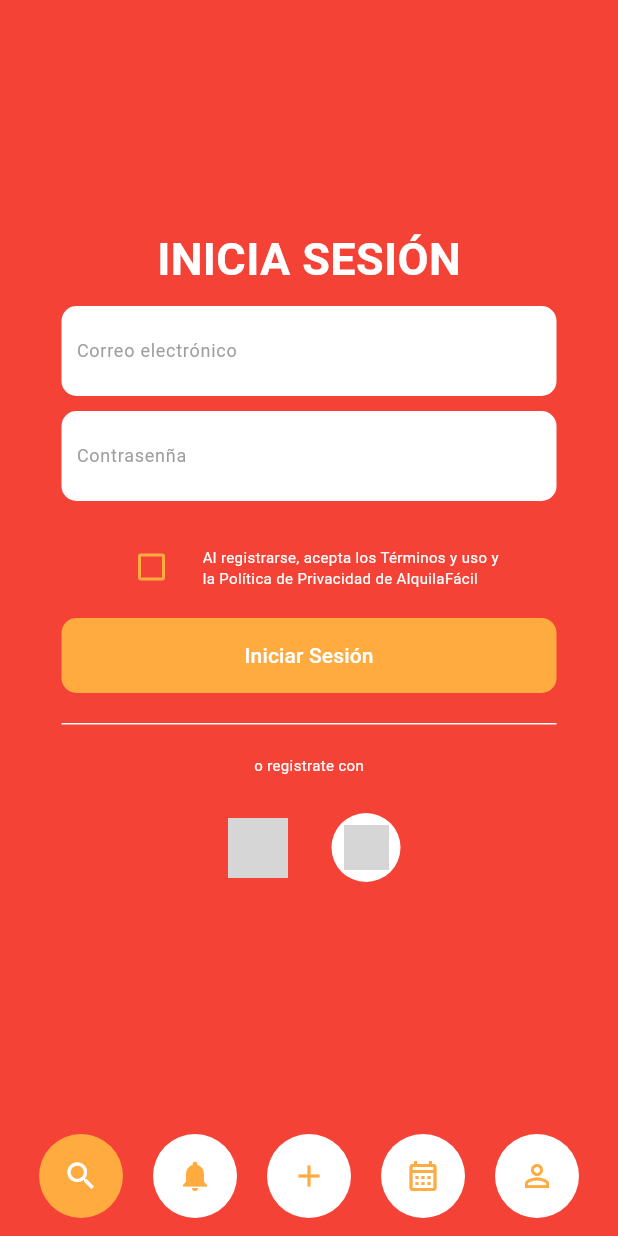
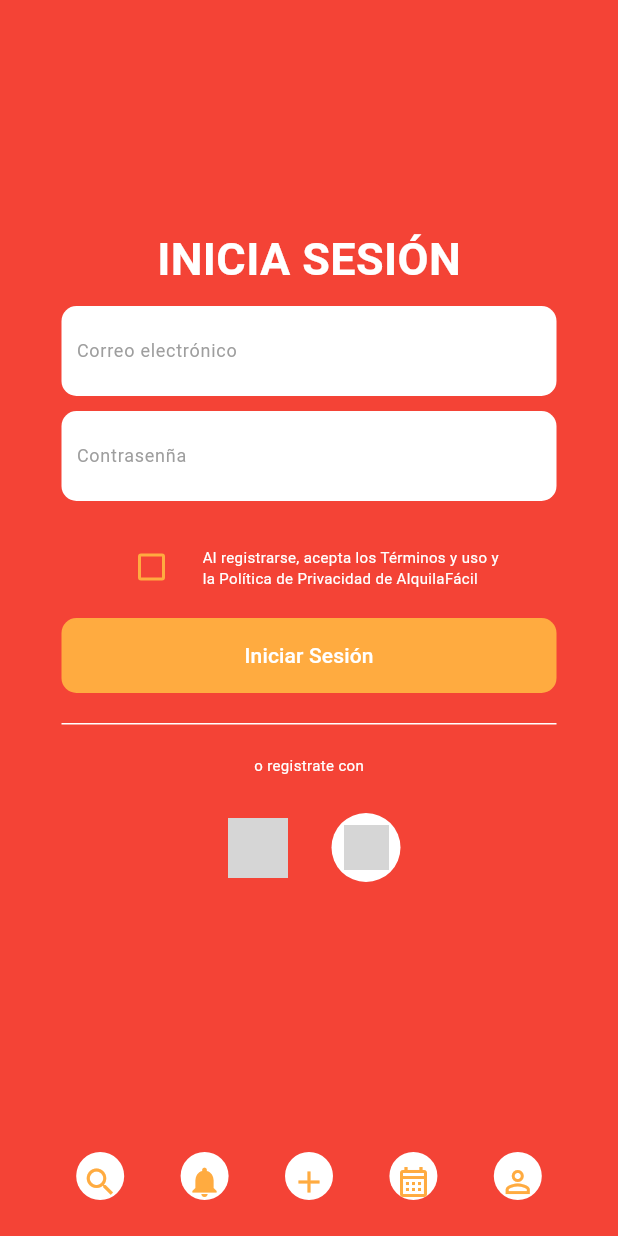
Before and after one commit to Applications-for-Mobile-Devices-WX63/AlquilaFacil-MobileApp, a Flutter app: the screen it shows after launch, on a phone screen of 412 x 824 dp. Run offline on Flutter 3.47's test engine with Material 3 defaults, Android fonts, the phone set to English and light mode, and no system bars; our stand-ins replace table_calendar; network calls fail; grey boxes are pictures that could not be loaded.

Commit message:
feat(reserve-spaces): added deafult calendar day widget to use in different screens that require a calendar

```diff
--- a/lib/auth/screens/login.dart
+++ b/lib/auth/screens/login.dart
@@ -5,7 +5,7 @@ import 'package:alquilafacil/theme/main_theme.dart';
 import 'package:flutter/cupertino.dart';
 import 'package:flutter/material.dart';
 
-import '../../public/widgets/screen_bottom_app_bar.dart';
+import '../../public/presentation/widgets/screen_bottom_app_bar.dart';
 
 class Login extends StatefulWidget{
   const Login({super.key});
--- /dev/null
+++ b/lib/public/presentation/widgets/default_calendar_day.dart
@@ -0,0 +1,28 @@
+
+import 'package:flutter/material.dart';
+
+class DefaultCalendarDay extends StatelessWidget {
+  final DateTime day;
+  final bool isOutside;
+
+  const DefaultCalendarDay({
+    super.key,
+    required this.day,
+    this.isOutside = false,
+  });
+
+  @override
+  Widget build(BuildContext context) {
+    return Container(
+      decoration: BoxDecoration(
+        border: Border.all(color: Colors.grey, width: 0.5),
+        color: isOutside ? Colors.grey.shade200 : Colors.transparent,
+      ),
+      alignment: Alignment.center,
+      child: Text(
+        '${day.day}',
+        style: TextStyle(color: isOutside ? Colors.grey : Colors.black),
+      ),
+    );
+  }
+}
--- a/lib/public/widgets/navigation_button.dart
+++ b/lib/public/presentation/widgets/navigation_button.dart
@@ -5,14 +5,23 @@ class NavigationButton extends StatelessWidget{
   final VoidCallback onNavigate;
   final Color backgroundColor;
   final Color iconColor;
-  const NavigationButton({super.key, required this.buttonIcon, required this.onNavigate, required this.backgroundColor, required this.iconColor });
+  final double size;
+
+  const NavigationButton({
+    super.key,
+    required this.buttonIcon,
+    required this.onNavigate,
+    required this.iconColor,
+    required this.backgroundColor,
+    this.size = 45.0
+  });
 
   @override
   Widget build(BuildContext context) {
     return Container(
-      width: 100.0,
-      height: 100.0,
-      decoration:  BoxDecoration(
+      width: size,
+      height: size,
+      decoration: BoxDecoration(
         color: backgroundColor,
         shape: BoxShape.circle
       ),
@@ -22,7 +31,6 @@ class NavigationButton extends StatelessWidget{
           buttonIcon,
           color: iconColor,
         ),
-
       )
     );
   }
--- /dev/null
+++ b/lib/public/presentation/widgets/screen_bottom_app_bar.dart
@@ -0,0 +1,61 @@
+import 'package:flutter/material.dart';
+import 'package:alquilafacil/theme/main_theme.dart';
+import 'package:alquilafacil/public/presentation/widgets/navigation_button.dart';
+
+class ScreenBottomAppBar extends StatelessWidget {
+
+  const ScreenBottomAppBar({super.key });
+
+  @override
+  Widget build(BuildContext context) {
+    final currentRoute = ModalRoute.of(context)?.settings.name ?? '';
+    return BottomAppBar(
+      child: Row(
+        mainAxisAlignment: MainAxisAlignment.spaceEvenly,
+        children: <Widget>[
+          Expanded(
+              child: NavigationButton(
+                buttonIcon: Icons.search_outlined,
+                onNavigate: () => Navigator.pushReplacementNamed(context, '/search'),
+                iconColor: currentRoute == '/search' ? MainTheme.background : Colors.orangeAccent,
+                backgroundColor: currentRoute == '/search' ? Colors.orangeAccent : MainTheme.background,
+              )
+          ),
+          Expanded(
+              child: NavigationButton(
+                buttonIcon: Icons.notifications,
+                onNavigate: () => Navigator.pushReplacementNamed(context, '/notifications'),
+                iconColor: currentRoute == '/notifications' ? MainTheme.background : Colors.orangeAccent,
+                backgroundColor: currentRoute == '/notifications' ? Colors.orangeAccent : MainTheme.background,
+              )
+          ),
+          Expanded(
+              child: NavigationButton(
+                buttonIcon: Icons.add,
+                onNavigate: () => Navigator.pushReplacementNamed(context, '/add'),
+                iconColor: currentRoute == '/add' ? MainTheme.background : Colors.orangeAccent,
+                backgroundColor: currentRoute == '/add' ? Colors.orangeAccent : MainTheme.background,
+                size: 60.0,
+              )
+          ),
+          Expanded(
+              child: NavigationButton(
+                buttonIcon: Icons.calendar_month_outlined,
+                onNavigate: () => Navigator.pushReplacementNamed(context, '/calendar'),
+                iconColor: currentRoute == '/calendar' ? MainTheme.background : Colors.orangeAccent,
+                backgroundColor: currentRoute == '/calendar' ? Colors.orangeAccent : MainTheme.background,
+              )
+          ),
+          Expanded(
+              child: NavigationButton(
+                buttonIcon: Icons.person_outline,
+                onNavigate: () => Navigator.pushReplacementNamed(context, '/profile'),
+                iconColor: currentRoute == '/profile' ? MainTheme.background : Colors.orangeAccent,
+                backgroundColor: currentRoute == '/profile' ? Colors.orangeAccent : MainTheme.background,
+              )
+          ),
+        ],
+      ),
+    );
+  }
+}
--- a/lib/public/widgets/screen_bottom_app_bar.dart
+++ /dev/null
@@ -1,24 +0,0 @@
-
-import 'package:flutter/material.dart';
-
-import '../../theme/main_theme.dart';
-import 'navigation_button.dart';
-
-class ScreenBottomAppBar extends StatelessWidget{
-  const ScreenBottomAppBar({super.key});
-
-  @override
-  Widget build(BuildContext context) {
-    return Row(
-      mainAxisAlignment: MainAxisAlignment.spaceEvenly,
-      children: <Widget> [
-        Expanded(child:   NavigationButton(buttonIcon: Icons.search_outlined, onNavigate: ()=>{Navigator.pushNamed(context, '/sign-up')}, iconColor: MainTheme.background, backgroundColor: Colors.orangeAccent),),
-        Expanded(child:   NavigationButton(buttonIcon: Icons.notifications, onNavigate: ()=>{Navigator.pushNamed(context, '/')},iconColor: Colors.orangeAccent, backgroundColor: MainTheme.background),),
-        Expanded(child:  NavigationButton(buttonIcon: Icons.add, onNavigate:()=>{Navigator.pushNamed(context, '/tutorial-space')},iconColor: Colors.orangeAccent, backgroundColor: MainTheme.background,)),
-        Expanded(child:  NavigationButton(buttonIcon: Icons.calendar_month_outlined, onNavigate: ()=>{Navigator.pushNamed(context, '/')}, iconColor: Colors.orangeAccent, backgroundColor: MainTheme.background)),
-        Expanded(child: NavigationButton(buttonIcon: Icons.person_outline, onNavigate: ()=>{Navigator.pushNamed(context, '/')},iconColor: Colors.orangeAccent, backgroundColor: MainTheme.background))
-      ],
-    );
-  }
-
-}
```
